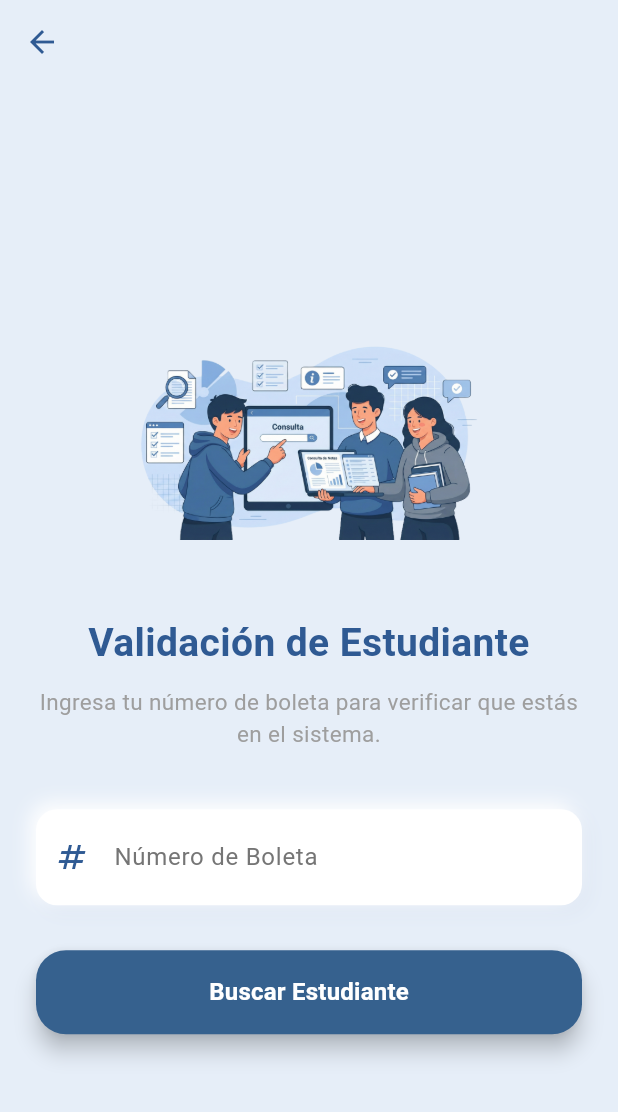
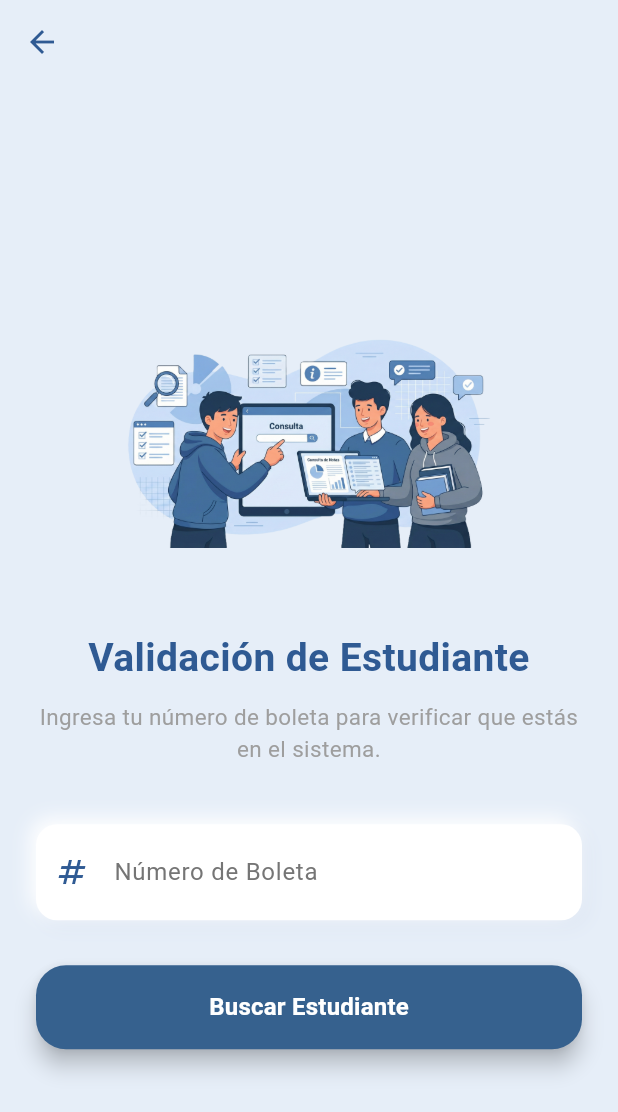
Before and after one commit to betilloXann/proyecto_tutorias, a Flutter app: the screen it shows after launch, after a tap on "Activar cuenta", on a phone screen of 412 x 824 dp. Shown: the top 1112 px of the screen. Run offline on Flutter 3.47's test engine with Material 3 defaults, Android fonts, the phone set to English and light mode, and no system bars; our stand-ins replace cloud_firestore, dio, file_picker, firebase_auth, firebase_core, firebase_storage and 5 more; missing offline and left inert: excel, universal_html; accounts and stored records are empty.

Commit message:
:lipstick: Se agrandaron imagenes para mejorar la UI

```diff
--- a/lib/features/login/views/forgot_password_view.dart
+++ b/lib/features/login/views/forgot_password_view.dart
@@ -52,8 +52,8 @@ class ForgotPasswordView extends StatelessWidget {
             children: [
               Image.asset(
                 'assets/images/recuperar.webp',
-                width: 200,
-                height: 210,
+                width: 210,
+                height: 220,
               ),
               const SizedBox(height: 20),
               const Text(
--- a/lib/features/login/views/login_view.dart
+++ b/lib/features/login/views/login_view.dart
@@ -152,7 +152,7 @@ class _LoginViewState extends State<LoginView> {
                 child: Column(
                   children: [
                     Image.asset('assets/images/sesion.webp',
-                        width: 210, height: 150),
+                        width: 220, height: 170),
                     const SizedBox(height: 16),
                     Text(
                       "Iniciar Sesión",
--- a/lib/features/login/views/register_view.dart
+++ b/lib/features/login/views/register_view.dart
@@ -170,8 +170,8 @@ class _RegisterViewState extends State<RegisterView> {
               children: [
                 Image.asset(
                   'assets/images/registro.webp',
-                  height: 180,
-                  width: 200,
+                  height: 200,
+                  width: 220,
                 ),
                 const SizedBox(height: 24),
                 Text(
--- a/lib/features/login/views/student_lookup_view.dart
+++ b/lib/features/login/views/student_lookup_view.dart
@@ -64,8 +64,8 @@ class _StudentLookupViewState extends State<StudentLookupView> {
                     /// IMAGEN PRINCIPAL
                     Image.asset(''
                         'assets/images/consulta.webp',
-                      width: 260,
-                      height: 240,
+                      width: 280,
+                      height: 260,
                     ),
 
                     /// TÍTULO
--- a/lib/features/login/views/welcome_view.dart
+++ b/lib/features/login/views/welcome_view.dart
@@ -54,8 +54,8 @@ class WelcomeView extends StatelessWidget {
                     // Ilustración o logo
                     Image.asset(
                       'assets/images/bienvenida.webp',
-                      width: 200,
-                      height: 180,
+                      width: 220,
+                      height: 200,
                     ),
 
                     // Título moderno
```
